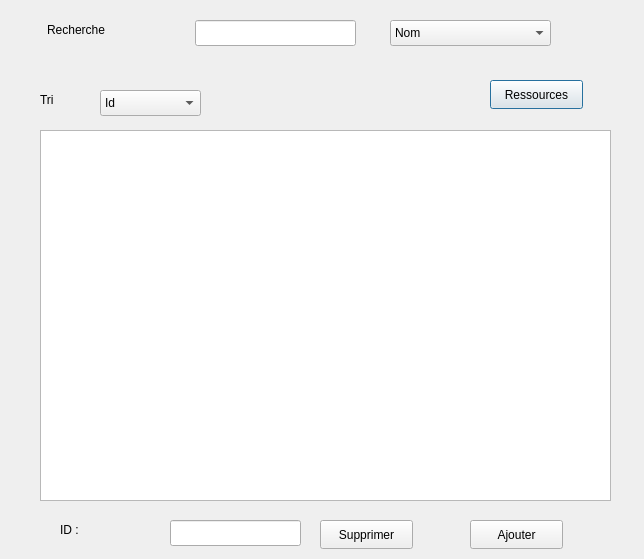
The window that dialoglistemedecin.ui (ProjetCPP-S2-2A15/projetcpp2a15-vaccicare) describes before a commit, drawn with Qt 5.
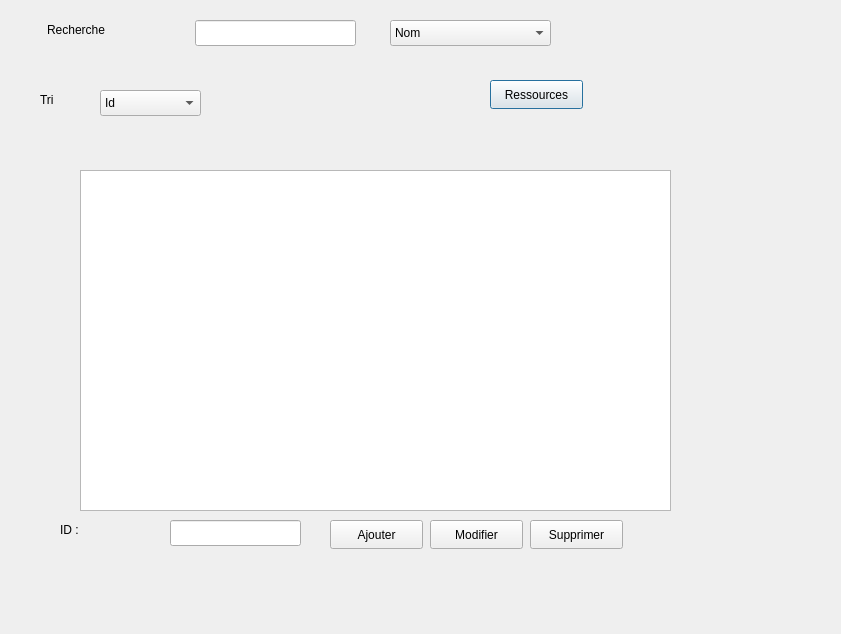
The same window after the commit.

Diff of the .ui file:
```diff
--- a/dialoglistemedecin.ui
+++ b/dialoglistemedecin.ui
@@ -6,8 +6,8 @@
    <rect>
     <x>0</x>
     <y>0</y>
-    <width>644</width>
-    <height>559</height>
+    <width>841</width>
+    <height>634</height>
    </rect>
   </property>
   <property name="windowTitle">
@@ -89,16 +89,6 @@
     <string>Recherche</string>
    </property>
   </widget>
-  <widget class="QTableView" name="tableView">
-   <property name="geometry">
-    <rect>
-     <x>40</x>
-     <y>130</y>
-     <width>571</width>
-     <height>371</height>
-    </rect>
-   </property>
-  </widget>
   <widget class="QLabel" name="label_4">
    <property name="geometry">
     <rect>
@@ -148,7 +138,7 @@
   <widget class="QPushButton" name="pushButton_2">
    <property name="geometry">
     <rect>
-     <x>320</x>
+     <x>530</x>
      <y>520</y>
      <width>93</width>
      <height>29</height>
@@ -161,7 +151,7 @@
   <widget class="QPushButton" name="pushButton">
    <property name="geometry">
     <rect>
-     <x>470</x>
+     <x>330</x>
      <y>520</y>
      <width>93</width>
      <height>29</height>
@@ -171,6 +161,29 @@
     <string>Ajouter</string>
    </property>
   </widget>
+  <widget class="QPushButton" name="Modifiermed">
+   <property name="geometry">
+    <rect>
+     <x>430</x>
+     <y>520</y>
+     <width>93</width>
+     <height>29</height>
+    </rect>
+   </property>
+   <property name="text">
+    <string>Modifier</string>
+   </property>
+  </widget>
+  <widget class="QTableView" name="tableview">
+   <property name="geometry">
+    <rect>
+     <x>80</x>
+     <y>170</y>
+     <width>591</width>
+     <height>341</height>
+    </rect>
+   </property>
+  </widget>
  </widget>
  <resources/>
  <connections/>
```
Left out of the diff: 4 changed lines with no effect on the pictures.
